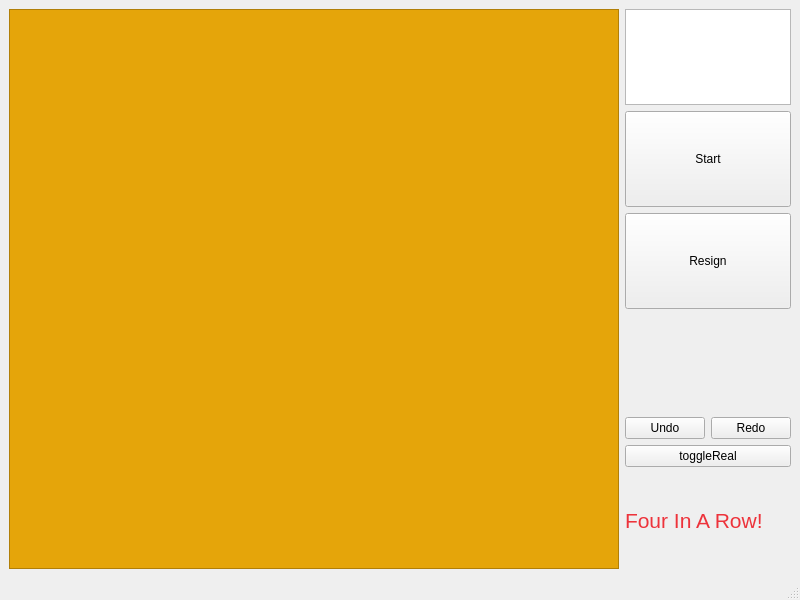
The window that testBoard/mainwindow.ui (CharlieVinnie/RandGomoku) describes before a commit, drawn with Qt 5.
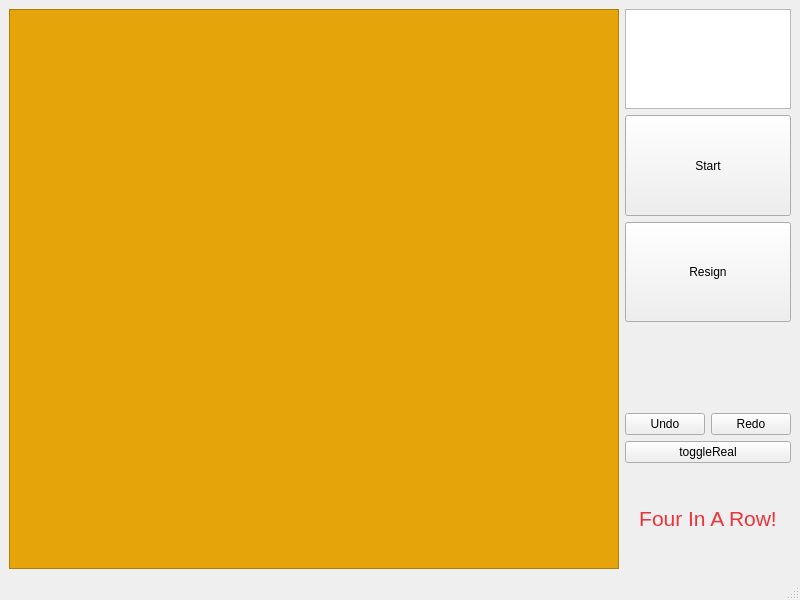
The same window after the commit.

Commit message: Update UI and game logic to improve signal handling and game status display

```diff
--- a/testBoard/mainwindow.ui
+++ b/testBoard/mainwindow.ui
@@ -71,9 +71,18 @@
       </item>
       <item>
        <widget class="QLabel" name="game_status">
+        <property name="maximumSize">
+         <size>
+          <width>168</width>
+          <height>79</height>
+         </size>
+        </property>
         <property name="text">
          <string/>
         </property>
+        <property name="alignment">
+         <set>Qt::AlignmentFlag::AlignCenter</set>
+        </property>
        </widget>
       </item>
       <item>
@@ -106,6 +115,9 @@
         <property name="text">
          <string>&lt;html&gt;&lt;head/&gt;&lt;body&gt;&lt;p&gt;&lt;span style=&quot; font-size:16pt; color:#ed333b;&quot;&gt;Four In A Row!&lt;/span&gt;&lt;/p&gt;&lt;/body&gt;&lt;/html&gt;</string>
         </property>
+        <property name="alignment">
+         <set>Qt::AlignmentFlag::AlignCenter</set>
+        </property>
        </widget>
       </item>
      </layout>
```
The commit also changes 2 other files.
